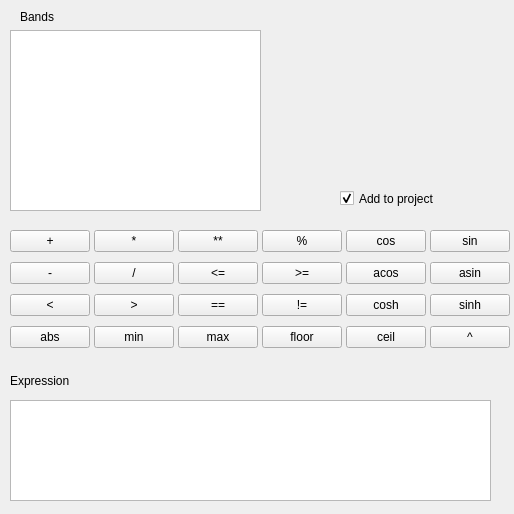
Old version of the form kernelGUI.ui in the repository dima4914/gee.
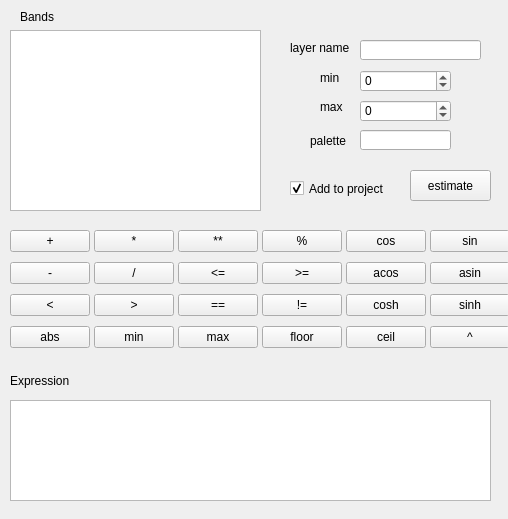
New version of the form.

Commit message: Map algebra full-funcionality GUI

The edit to the form file:
```diff
--- a/kernelGUI.ui
+++ b/kernelGUI.ui
@@ -6,8 +6,8 @@
    <rect>
     <x>0</x>
     <y>0</y>
-    <width>514</width>
-    <height>514</height>
+    <width>508</width>
+    <height>519</height>
    </rect>
   </property>
   <property name="minimumSize">
@@ -41,8 +41,8 @@
   <widget class="QCheckBox" name="addButton">
    <property name="geometry">
     <rect>
-     <x>340</x>
-     <y>190</y>
+     <x>290</x>
+     <y>180</y>
      <width>101</width>
      <height>17</height>
     </rect>
@@ -410,6 +410,134 @@
     <string notr="true">Expression</string>
    </property>
   </widget>
+  <widget class="QPushButton" name="estimateButton">
+   <property name="geometry">
+    <rect>
+     <x>410</x>
+     <y>170</y>
+     <width>81</width>
+     <height>31</height>
+    </rect>
+   </property>
+   <property name="font">
+    <font>
+     <pointsize>9</pointsize>
+    </font>
+   </property>
+   <property name="text">
+    <string notr="true">estimate</string>
+   </property>
+  </widget>
+  <widget class="QLabel" name="label_3">
+   <property name="geometry">
+    <rect>
+     <x>290</x>
+     <y>40</y>
+     <width>71</width>
+     <height>16</height>
+    </rect>
+   </property>
+   <property name="text">
+    <string>layer name</string>
+   </property>
+  </widget>
+  <widget class="QLineEdit" name="layerName">
+   <property name="geometry">
+    <rect>
+     <x>360</x>
+     <y>40</y>
+     <width>121</width>
+     <height>20</height>
+    </rect>
+   </property>
+  </widget>
+  <widget class="QLabel" name="label_4">
+   <property name="geometry">
+    <rect>
+     <x>320</x>
+     <y>70</y>
+     <width>47</width>
+     <height>16</height>
+    </rect>
+   </property>
+   <property name="text">
+    <string>min</string>
+   </property>
+  </widget>
+  <widget class="QLabel" name="label_5">
+   <property name="geometry">
+    <rect>
+     <x>320</x>
+     <y>100</y>
+     <width>47</width>
+     <height>13</height>
+    </rect>
+   </property>
+   <property name="text">
+    <string>max</string>
+   </property>
+  </widget>
+  <widget class="QSpinBox" name="minBox">
+   <property name="geometry">
+    <rect>
+     <x>360</x>
+     <y>70</y>
+     <width>91</width>
+     <height>22</height>
+    </rect>
+   </property>
+   <property name="minimum">
+    <number>-50000</number>
+   </property>
+   <property name="maximum">
+    <number>50000</number>
+   </property>
+   <property name="singleStep">
+    <number>100</number>
+   </property>
+  </widget>
+  <widget class="QSpinBox" name="maxBox">
+   <property name="geometry">
+    <rect>
+     <x>360</x>
+     <y>100</y>
+     <width>91</width>
+     <height>22</height>
+    </rect>
+   </property>
+   <property name="minimum">
+    <number>-50000</number>
+   </property>
+   <property name="maximum">
+    <number>50000</number>
+   </property>
+   <property name="singleStep">
+    <number>100</number>
+   </property>
+  </widget>
+  <widget class="QLabel" name="label_6">
+   <property name="geometry">
+    <rect>
+     <x>310</x>
+     <y>130</y>
+     <width>47</width>
+     <height>21</height>
+    </rect>
+   </property>
+   <property name="text">
+    <string>palette</string>
+   </property>
+  </widget>
+  <widget class="QLineEdit" name="palette">
+   <property name="geometry">
+    <rect>
+     <x>360</x>
+     <y>130</y>
+     <width>91</width>
+     <height>20</height>
+    </rect>
+   </property>
+  </widget>
  </widget>
  <resources/>
  <connections/>
```
Left out of the diff: 4 changed lines with no effect on the pictures. The commit also changes 2 other files.
